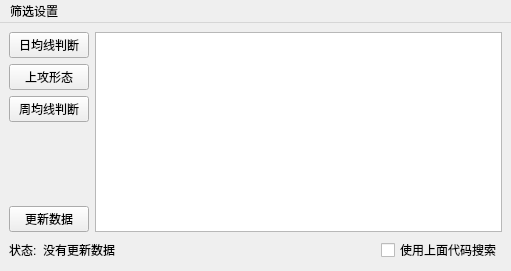
Qt form Windows/clsMainWindow.ui (caicaiking/AbamaAnalysis) before a commit.
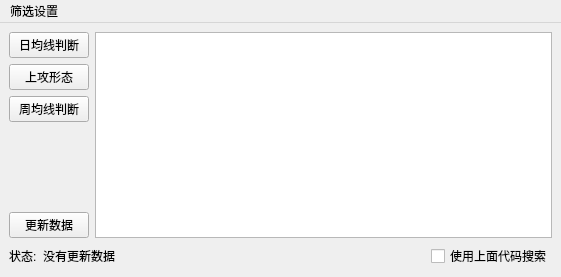
The same form after that commit.

Patch:
```diff
--- a/Windows/clsMainWindow.ui
+++ b/Windows/clsMainWindow.ui
@@ -6,8 +6,8 @@
    <rect>
     <x>0</x>
     <y>0</y>
-    <width>511</width>
-    <height>271</height>
+    <width>561</width>
+    <height>277</height>
    </rect>
   </property>
   <property name="windowTitle">
@@ -66,7 +66,7 @@
        <widget class="QTextEdit" name="txtCodes">
         <property name="minimumSize">
          <size>
-          <width>400</width>
+          <width>450</width>
           <height>0</height>
          </size>
         </property>
@@ -106,7 +106,7 @@
     <rect>
      <x>0</x>
      <y>0</y>
-     <width>511</width>
+     <width>561</width>
      <height>28</height>
     </rect>
    </property>
```
